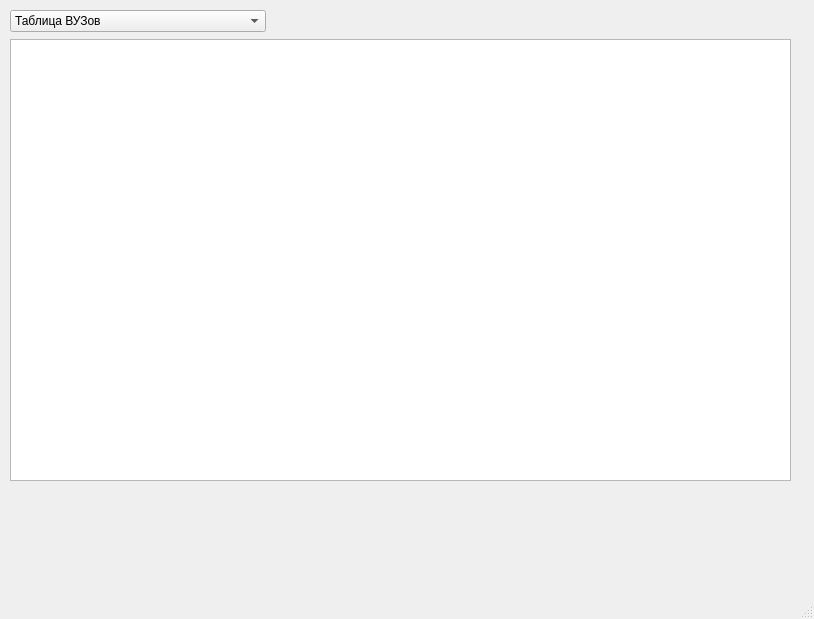
Before: the Qt Designer form MainForm.ui in KozlovIA/Qt-DataBase, drawn with Qt 5.
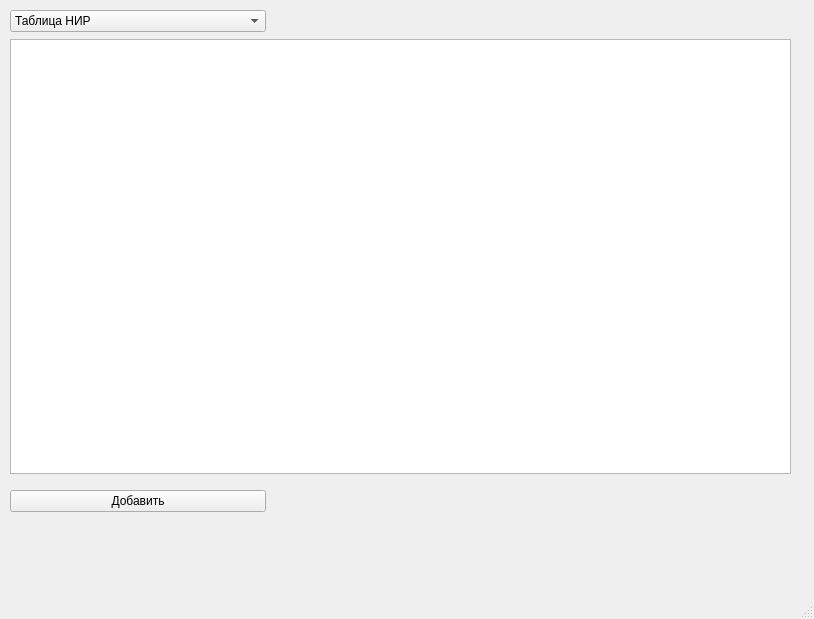
After: the same form once the commit is applied.

Commit message: Getting Started with the Edit Window

The edit to the form file:
```diff
--- a/MainForm.ui
+++ b/MainForm.ui
@@ -148,7 +148,7 @@
       <widget class="QComboBox" name="choiceTable">
        <item>
         <property name="text">
-         <string>Таблица ВУЗов</string>
+         <string>Таблица НИР</string>
         </property>
        </item>
        <item>
@@ -163,6 +163,13 @@
        </item>
       </widget>
      </item>
+     <item row="3" column="0">
+      <widget class="QPushButton" name="AddField">
+       <property name="text">
+        <string>Добавить</string>
+       </property>
+      </widget>
+     </item>
     </layout>
    </widget>
   </widget>
```
The commit also changes 7 other files.
